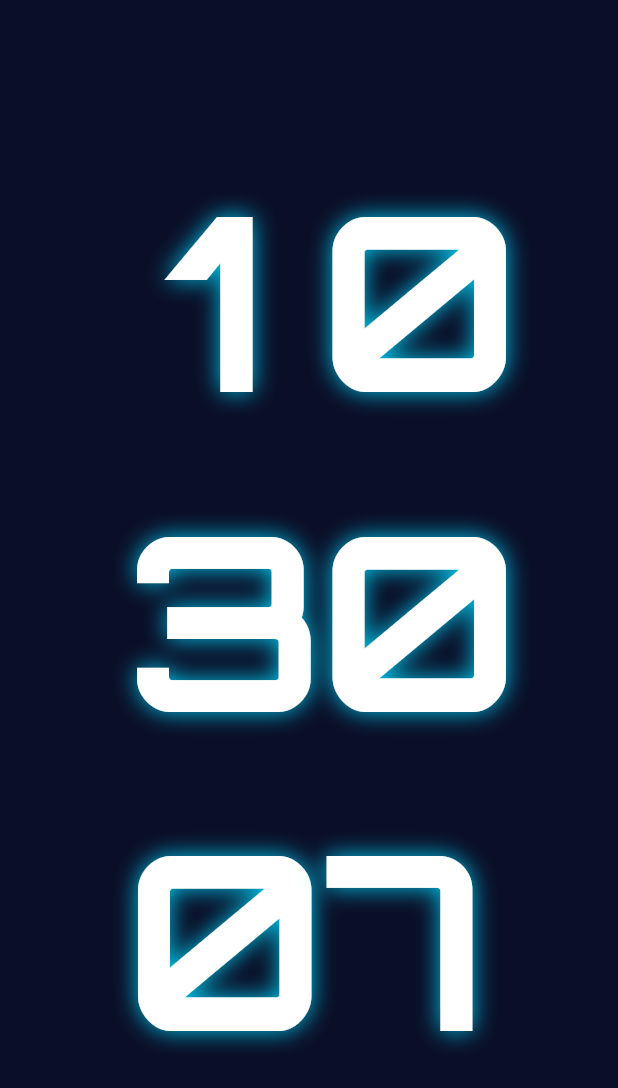
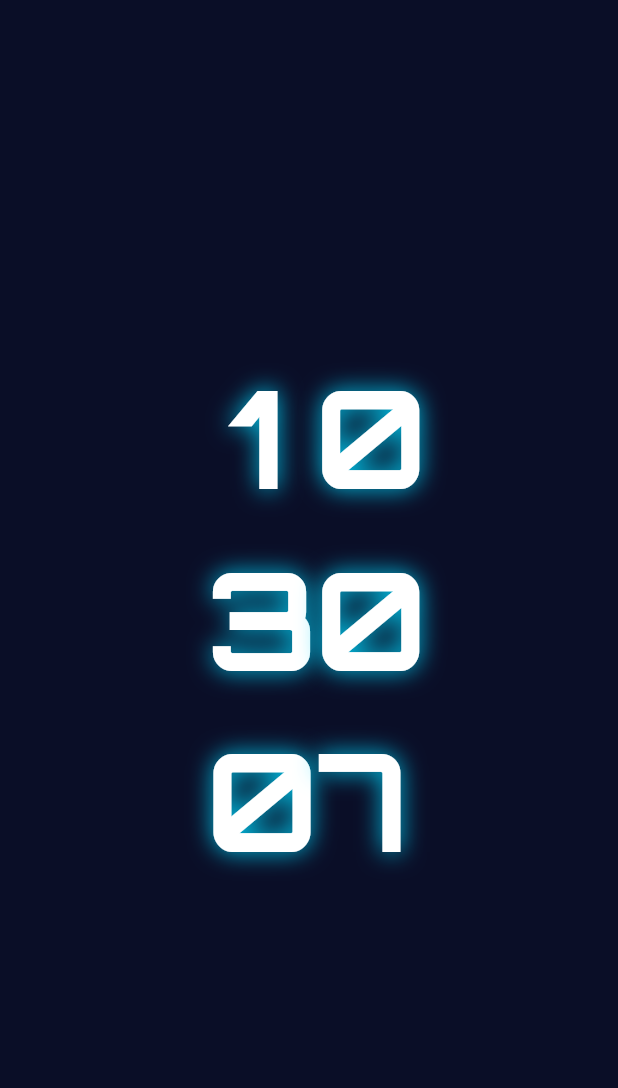
Before and after one commit to jackyan/NeonFocus, a Flutter app: the screen it shows after launch, on a phone screen of 412 x 824 dp. Shown: the top 1088 px of the screen. Run offline on Flutter 3.47's test engine with Material 3 defaults, Android fonts, the phone set to English and light mode, and no system bars; our stand-ins replace audioplayers, equatable, flutter_bloc, sensors_plus.

Commit message:
refactor: implement fully responsive design for all screen sizes
Replace fixed pixel values with screen-size-relative calculations:

Font Sizes (previously fixed at 122/162px):
- Landscape: 15% of screen width
- Portrait: 22% of screen width
- Info text: 3.5% of screen width

Spacing (now proportional to font size):
- Horizontal spacing between time components: fontSize * 0.3 (was 36px)
- Vertical spacing between time rows: fontSize * 0.08 (was 10px)
- Inter-digit spacing: fontSize * 0.08 (already proportional)
- Per-digit width: fontSize * 0.72 (already proportional)

Benefits:
- Adapts to small screens (iPhone SE, etc.)
- Scales properly on large screens (iPad, Android tablets)
- Consistent appearance across different resolutions
- Maintains visual balance regardless of device

Applied to both CLOCK and TIMER screens for consistency.

```diff
--- a/lib/features/clock/presentation/screens/clock_screen_new.dart
+++ b/lib/features/clock/presentation/screens/clock_screen_new.dart
@@ -95,9 +95,12 @@ class _ClockScreenState extends State<ClockScreen> {
     final size = MediaQuery.of(context).size;
     final isLandscape = size.width > size.height;
 
-    // 2x font sizes (+2 for better visibility)
-    final hourFontSize = isLandscape ? 122.0 : 162.0;
-    final infoFontSize = 14.0; // System default size
+    // Responsive font sizes based on screen dimensions
+    // Landscape: 15% of screen width, Portrait: 22% of screen width
+    final hourFontSize = isLandscape
+        ? size.width * 0.15
+        : size.width * 0.22;
+    final infoFontSize = size.width * 0.035; // ~3.5% of screen width
 
     return GestureDetector(
       onTap: _showSettings,
@@ -148,9 +151,9 @@ class _ClockScreenState extends State<ClockScreen> {
       mainAxisAlignment: MainAxisAlignment.center,
       children: [
         _buildTimeDigit(_currentTime.hour.toString().padLeft(2, '0'), fontSize),
-        const SizedBox(height: 10),
+        SizedBox(height: fontSize * 0.08),
         _buildTimeDigit(_currentTime.minute.toString().padLeft(2, '0'), fontSize),
-        const SizedBox(height: 10),
+        SizedBox(height: fontSize * 0.08),
         _buildTimeDigit(_currentTime.second.toString().padLeft(2, '0'), fontSize),
       ],
     );
@@ -161,9 +164,9 @@ class _ClockScreenState extends State<ClockScreen> {
       mainAxisAlignment: MainAxisAlignment.center,
       children: [
         _buildTimeDigit(_currentTime.hour.toString().padLeft(2, '0'), fontSize),
-        const SizedBox(width: 36),
+        SizedBox(width: fontSize * 0.3),
         _buildTimeDigit(_currentTime.minute.toString().padLeft(2, '0'), fontSize),
-        const SizedBox(width: 36),
+        SizedBox(width: fontSize * 0.3),
         _buildTimeDigit(_currentTime.second.toString().padLeft(2, '0'), fontSize),
       ],
     );
```
Also changed, not shown: lib/features/pomodoro/presentation/screens/pomodoro_screen_new.dart (+7 -4 lines).
